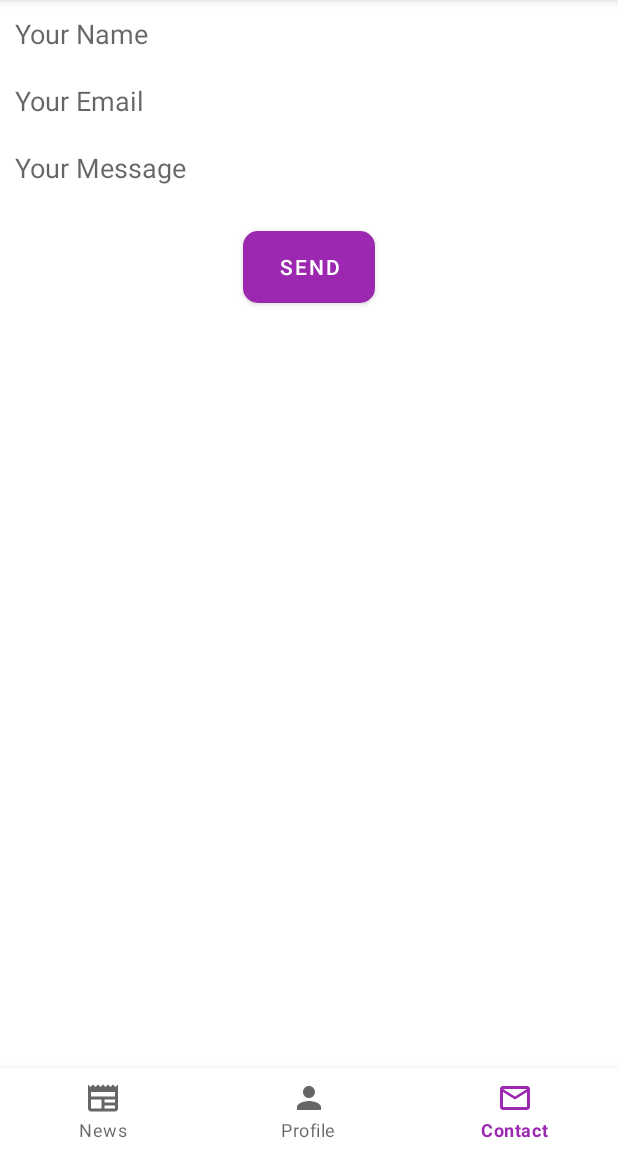
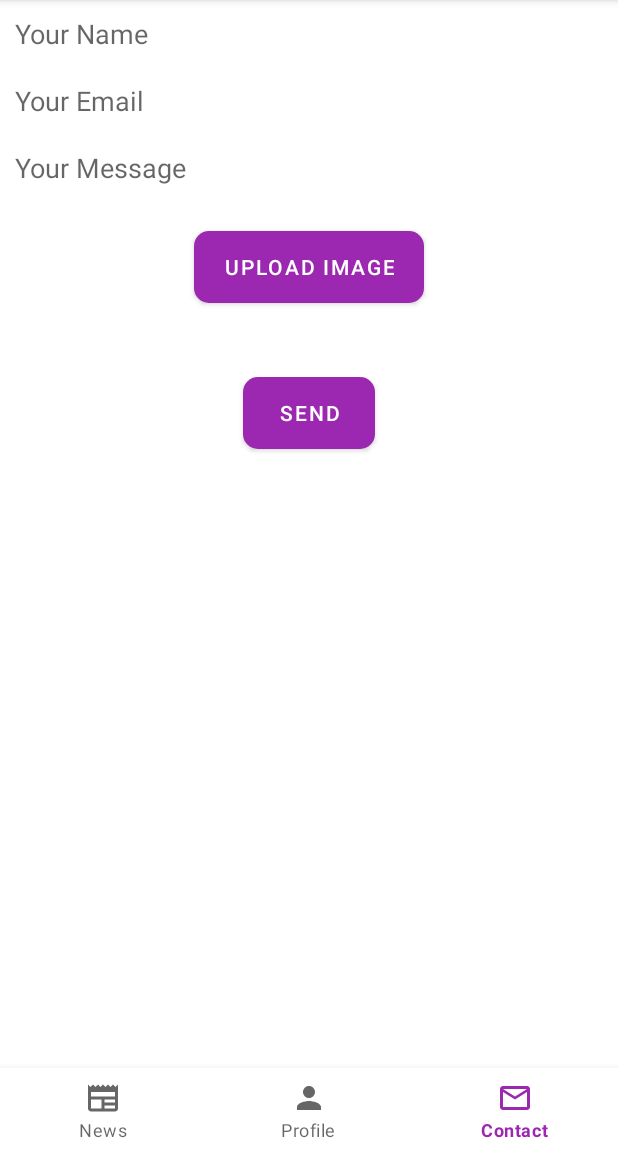
Before and after one commit to KacperMazurWSiZ/NewsFlash, an Android app: the screen it shows after launch (MainActivity), item 3 of the bottom bar chosen, on a phone screen of 412 x 824 dp, the part 84-1236 px from its top. Run offline under Robolectric (Android 15) with nearby library versions, the phone set to English and light mode, and no system bars; our stand-ins replace Volley; network calls fail; pictures from the network do not load.

```diff
--- a/app/src/main/res/layout/fragment_contact.xml
+++ b/app/src/main/res/layout/fragment_contact.xml
@@ -33,6 +33,27 @@
         android:padding="10dp" />
 
     <Button
+        android:id="@+id/buttonUpload"
+        android:layout_width="wrap_content"
+        android:layout_height="wrap_content"
+        android:text="Upload Image"
+        android:textColor="@android:color/white"
+        android:background="@drawable/button_background"
+        android:paddingStart="20dp"
+        android:paddingEnd="20dp"
+        android:layout_gravity="center"
+        android:layout_marginTop="20dp" />
+
+    <TextView
+        android:id="@+id/selectedImageNameTextView"
+        android:layout_width="wrap_content"
+        android:layout_height="wrap_content"
+        android:text=""
+        android:textColor="@android:color/black"
+        android:layout_gravity="center"
+        android:layout_marginTop="10dp" />
+
+    <Button
         android:id="@+id/buttonSend"
         android:layout_width="wrap_content"
         android:layout_height="wrap_content"
```
Also changed, not shown: app/src/main/java/com/example/newsflash/Contact.kt (+45 -0 lines), app/src/main/java/com/example/newsflash/Home.kt (+14 -1 lines).
